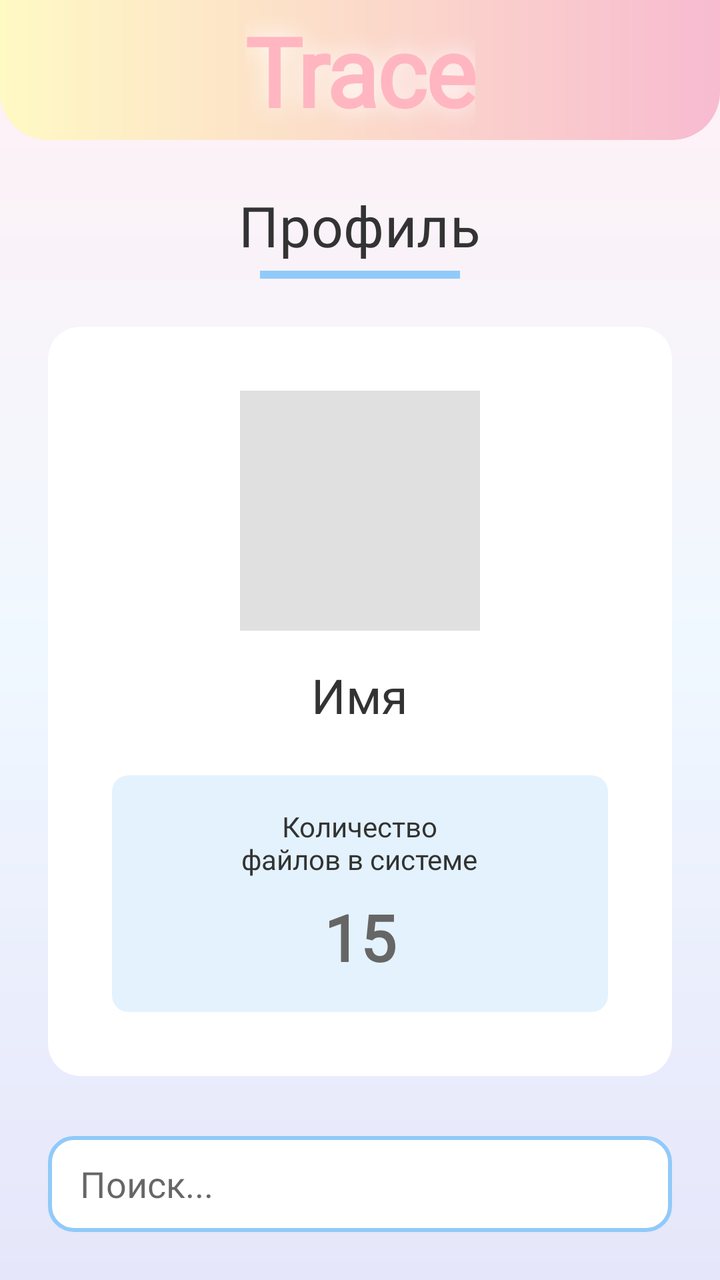
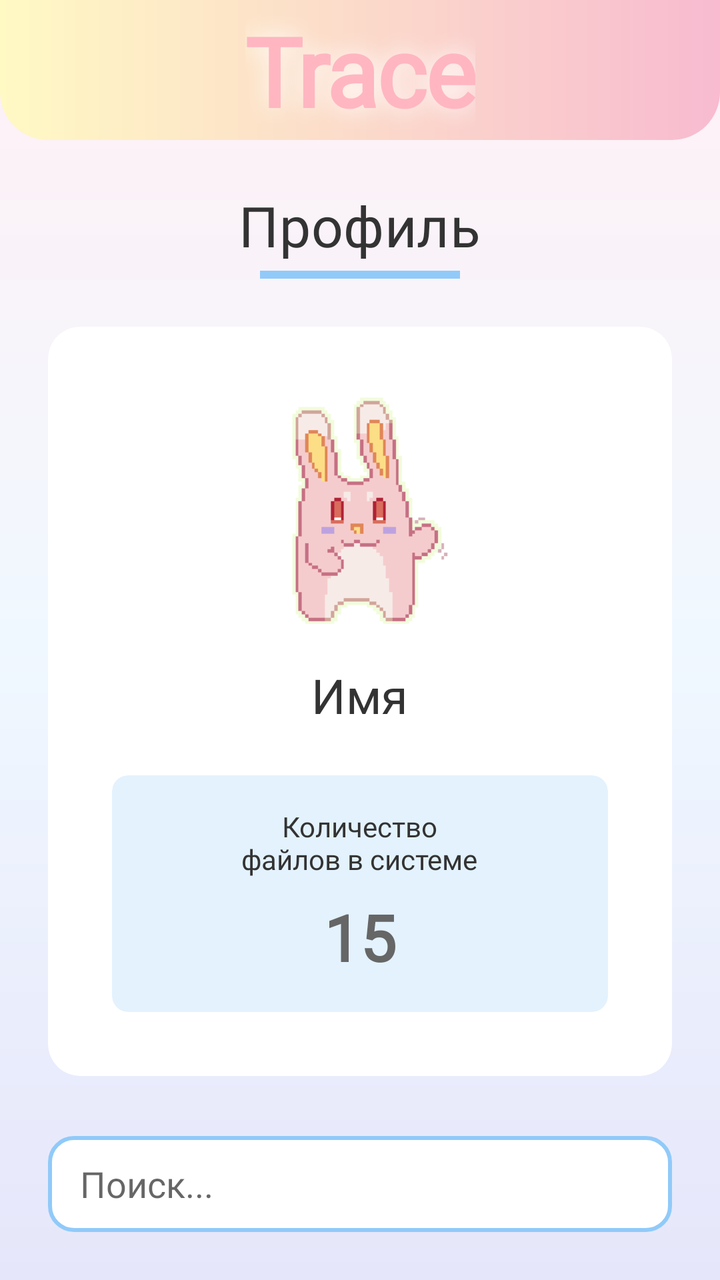

Screens rendered from an Android XML layout before and after an edit, with the pre-edit source and the edit as a unified diff.
<!-- AndroidManifest.xml: application theme Theme.Trace -->
<!-- res/layout/fragment_profile.xml -->
<?xml version="1.0" encoding="utf-8"?>
<androidx.constraintlayout.widget.ConstraintLayout
    xmlns:android="http://schemas.android.com/apk/res/android"
    xmlns:app="http://schemas.android.com/apk/res-auto"
    android:layout_width="match_parent"
    android:layout_height="match_parent"
    android:background="@drawable/bg_main_gradient">
    

    
    <View
        android:id="@+id/headerBackground"
        android:layout_width="match_parent"
        android:layout_height="70dp"
        android:background="@drawable/bg_top_gradient"
        app:layout_constraintTop_toTopOf="parent" />

    <TextView
        android:id="@+id/tvLogo"
        android:layout_width="wrap_content"
        android:layout_height="wrap_content"
        android:text="Trace"
        android:textSize="48sp"
        android:textStyle="bold"
        android:textAppearance="@style/TextAppearance.Trace.Logo"
        android:shadowColor="#FFFFFF"
        android:shadowDx="0"
        android:shadowDy="0"
        android:shadowRadius="30"
        app:layout_constraintTop_toTopOf="@id/headerBackground"
        app:layout_constraintBottom_toBottomOf="@id/headerBackground"
        app:layout_constraintStart_toStartOf="parent"
        app:layout_constraintEnd_toEndOf="parent" />

    
    <TextView
        android:id="@+id/tvTitle"
        android:layout_width="wrap_content"
        android:layout_height="wrap_content"
        android:layout_marginTop="24dp"
        android:text="Профиль"
        android:textSize="28sp"
        android:textAppearance="@style/TextAppearance.Trace.Title"
        app:layout_constraintTop_toBottomOf="@id/headerBackground"
        app:layout_constraintStart_toStartOf="parent"
        app:layout_constraintEnd_toEndOf="parent" />

    
    <View
        android:id="@+id/titleDivider"
        android:layout_width="100dp"
        android:layout_height="4dp"
        android:layout_marginTop="4dp"
        android:background="#90CAF9"
        app:layout_constraintTop_toBottomOf="@id/tvTitle"
        app:layout_constraintStart_toStartOf="parent"
        app:layout_constraintEnd_toEndOf="parent" />

    
    <androidx.cardview.widget.CardView
        android:id="@+id/cardProfile"
        android:layout_width="match_parent"
        android:layout_height="wrap_content"
        android:layout_marginHorizontal="24dp"
        android:layout_marginTop="24dp"
        app:cardBackgroundColor="#FFFFFF"
        app:cardCornerRadius="16dp"
        app:cardElevation="0dp"
        app:strokeColor="#F48FB1"
        app:strokeWidth="4dp"
        app:layout_constraintTop_toBottomOf="@id/titleDivider">

        <LinearLayout
            android:layout_width="match_parent"
            android:layout_height="wrap_content"
            android:gravity="center"
            android:orientation="vertical"
            android:padding="32dp">

            
            <View
                android:layout_width="120dp"
                android:layout_height="120dp"
                android:background="#E0E0E0" />

            
            <TextView
                android:id="@+id/tvUserName"
                android:layout_width="wrap_content"
                android:layout_height="wrap_content"
                android:layout_marginTop="16dp"
                android:text="Имя"
                android:textSize="24sp"
                android:textAppearance="@style/TextAppearance.Trace.Title" />

            
            <androidx.cardview.widget.CardView
                android:layout_width="match_parent"
                android:layout_height="wrap_content"
                android:layout_marginTop="24dp"
                app:cardBackgroundColor="#E3F2FD"
                app:cardCornerRadius="8dp"
                app:cardElevation="0dp"
                app:strokeColor="#90CAF9"
                app:strokeWidth="3dp">

                <LinearLayout
                    android:layout_width="match_parent"
                    android:layout_height="wrap_content"
                    android:gravity="center"
                    android:orientation="vertical"
                    android:padding="16dp">

                    <TextView
                        android:layout_width="wrap_content"
                        android:layout_height="wrap_content"
                        android:text="Количество\nфайлов в системе"
                        android:textAlignment="center"
                        android:textSize="14sp"
                        android:textColor="#333333"
                        android:fontFamily="@font/comfortaa_semibold" />

                    <TextView
                        android:id="@+id/tvFileCount"
                        android:layout_width="wrap_content"
                        android:layout_height="wrap_content"
                        android:layout_marginTop="8dp"
                        android:text="15"
                        android:textSize="32sp"
                        android:textColor="#666666"
                        android:textStyle="bold"
                        android:fontFamily="@font/comfortaa_bold" />
                </LinearLayout>
            </androidx.cardview.widget.CardView>

        </LinearLayout>
    </androidx.cardview.widget.CardView>

    <EditText
        android:id="@+id/etSearch"
        android:layout_width="match_parent"
        android:layout_height="48dp"
        android:layout_marginHorizontal="24dp"
        android:layout_marginBottom="24dp"
        android:background="@drawable/bg_input_field"
        android:fontFamily="@font/comfortaa_semibold"
        android:hint="Поиск..."
        android:paddingHorizontal="16dp"
        app:layout_constraintBottom_toBottomOf="parent" />

</androidx.constraintlayout.widget.ConstraintLayout>
<!-- resources referenced by this layout -->
<resources>
  <!-- drawable bg_input_field (drawable) -->
  <?xml version="1.0" encoding="utf-8"?>
  <shape xmlns:android="http://schemas.android.com/apk/res/android" android:shape="rectangle">
      <solid android:color="#FFFFFF" />
      <stroke android:width="2dp" android:color="#90CAF9" />
      <corners android:radius="12dp" />
  </shape>
  <!-- drawable bg_main_gradient (drawable) -->
  <?xml version="1.0" encoding="utf-8"?>
  <shape xmlns:android="http://schemas.android.com/apk/res/android">
      <gradient
          android:angle="270"
          android:startColor="#FFF0F5"
          android:centerColor="#F0F8FF"
          android:endColor="#E6E6FA"
          android:type="linear" />
  </shape>
  <!-- drawable bg_top_gradient (drawable) -->
  <?xml version="1.0" encoding="utf-8"?>
  <shape xmlns:android="http://schemas.android.com/apk/res/android">
      <gradient
          android:angle="0"
          android:startColor="#FFF9C4"
          android:endColor="#F8BBD0"
          android:type="linear" />
      <corners android:bottomLeftRadius="24dp" android:bottomRightRadius="24dp" />
  </shape>
  <style name="TextAppearance.Trace.Logo" parent="TextAppearance.MaterialComponents.Headline1">
          <item name="fontFamily">@font/nunito_black</item>
          <item name="android:textColor">#FFB6C1</item> 
      </style>
  <style name="TextAppearance.Trace.Title" parent="TextAppearance.MaterialComponents.Headline4">
          <item name="fontFamily">@font/comfortaa_bold</item>
          <item name="android:textColor">#333333</item>
      </style>
  <style name="Theme.Trace" parent="Theme.MaterialComponents.DayNight.NoActionBar">
          
          <item name="colorPrimary">#F8BBD0</item> 
          <item name="colorSecondary">#AECBFA</item> 
          <item name="android:windowBackground">@drawable/bg_main_gradient</item>
      </style>
</resources>

<!-- the commit's change to res/layout/fragment_profile.xml (unified diff, before → after) -->
@@ -77,11 +77,12 @@
             android:orientation="vertical"
             android:padding="32dp">
 
-            
-            <View
+            <ImageView
+                android:id="@+id/ivAvatar"
                 android:layout_width="120dp"
                 android:layout_height="120dp"
-                android:background="#E0E0E0" />
+                android:src="@drawable/bunny_avatar"
+                android:scaleType="centerCrop" />
 
             
             <TextView
<!-- resource entries referenced after the edit -->
@@ -27,6 +27,7 @@
           android:type="linear" />
       <corners android:bottomLeftRadius="24dp" android:bottomRightRadius="24dp" />
   </shape>
+  <!-- drawable bunny_avatar: png bitmap (drawable, 2485 bytes) -->
   <style name="TextAppearance.Trace.Logo" parent="TextAppearance.MaterialComponents.Headline1">
           <item name="fontFamily">@font/nunito_black</item>
           <item name="android:textColor">#FFB6C1</item> 
